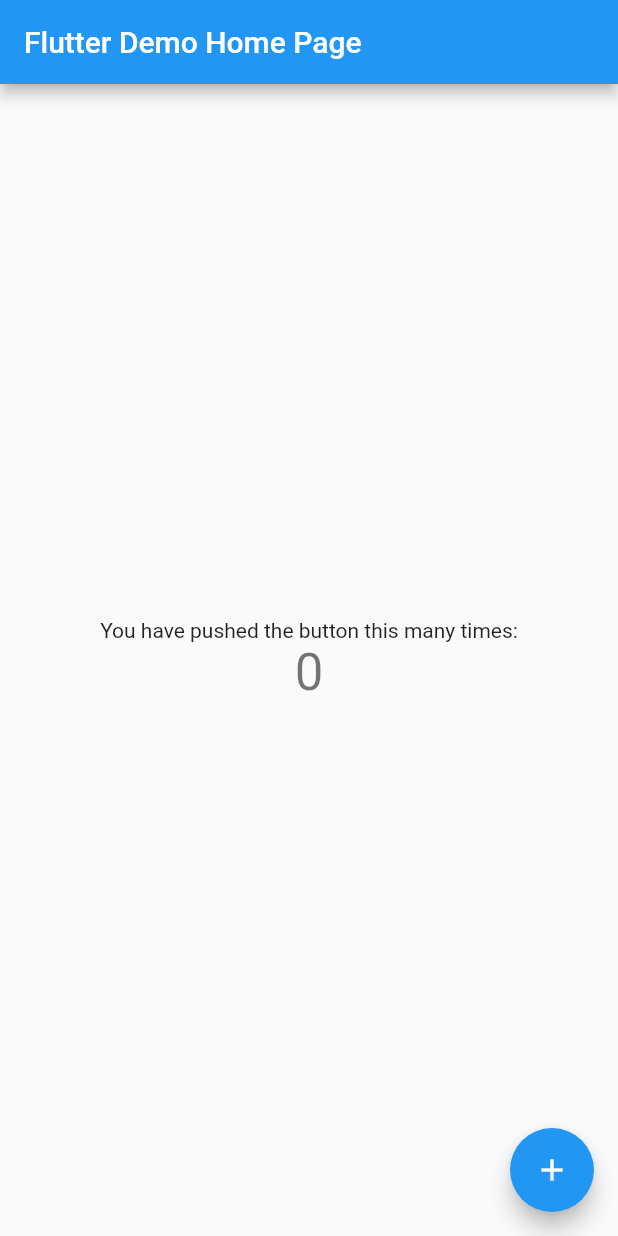
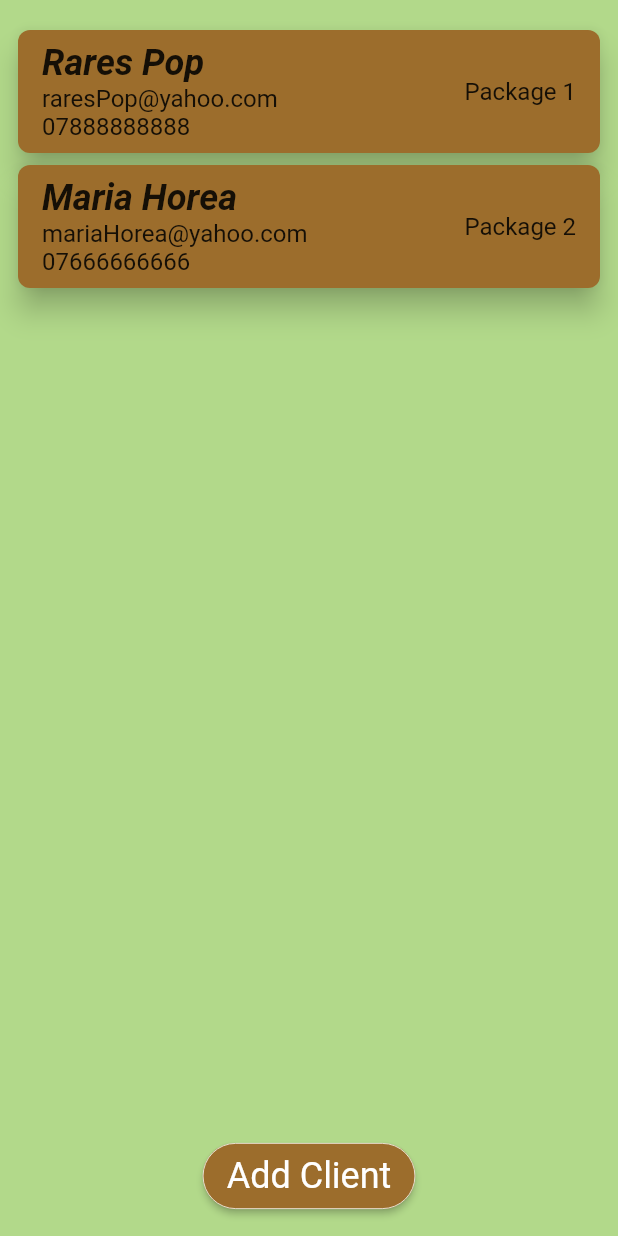
Before and after one commit to HCP05/MA, a Flutter app: the screen it shows after launch, on a phone screen of 412 x 824 dp. Run offline on Flutter 3.47's test engine with Material 2 defaults, Android fonts, the phone set to English and light mode, and no system bars.

```diff
--- /dev/null
+++ b/flutter_project/lib/core/client_class.dart
@@ -0,0 +1,61 @@
+class Client {
+  int id;
+  String name;
+  String email;
+  String phoneNumber;
+  String adress;
+  String package;
+
+  // constructor
+  Client({
+    required this.id,
+    required this.name,
+    required this.email,
+    required this.phoneNumber,
+    required this.adress,
+    required this.package,
+  });
+
+  copyWith({
+    String? name,
+    String? email,
+    String? phoneNumber,
+    String? adress,
+    String? package,
+  }) {
+    if (name != null) {
+      this.name = name;
+    }
+    if (email != null) {
+      this.email = email;
+    }
+    if (phoneNumber != null) {
+      this.phoneNumber = phoneNumber;
+    }
+    if (adress != null) {
+      this.adress = adress;
+    }
+    if (package != null) {
+      this.package = package;
+    }
+  }
+}
+
+List<Client> clients = [
+  Client(
+    id: 0,
+    name: 'Rares Pop',
+    email: 'raresPop@yahoo.com',
+    adress: 'Cluj-Napoca, str. Horea, no. 13',
+    phoneNumber: '07888888888',
+    package: 'Package 1',
+  ),
+  Client(
+    id: 1,
+    name: 'Maria Horea',
+    email: 'mariaHorea@yahoo.com',
+    adress: 'Cluj-Napoca, str. Horea, no. 31',
+    phoneNumber: '07666666666',
+    package: 'Package 2',
+  ),
+];
--- /dev/null
+++ b/flutter_project/lib/core/route_generator.dart
@@ -0,0 +1,23 @@
+import 'package:flutter/material.dart';
+
+import '../presentation/clients_list_screen.dart';
+import '../presentation/add_client_screen.dart';
+import '../presentation/client_details_screen.dart';
+
+Route<dynamic> routeGenerator(RouteSettings route) {
+  final dynamic args = route.arguments;
+
+  switch (route.name) {
+    case '/':
+      return MaterialPageRoute(
+        builder: (_) => const ClientsListScreen(),
+      );
+    case '/add_client_screen':
+      return MaterialPageRoute(builder: (_) => const AddClientScreen());
+    case '/client_detailes_screen':
+      return MaterialPageRoute(
+        builder: (_) => ClientDetailesScreen(client: args),
+      );
+  }
+  throw UnimplementedError();
+}
--- /dev/null
+++ b/flutter_project/lib/core/theme.dart
@@ -0,0 +1,46 @@
+import 'package:flutter/material.dart';
+
+ThemeData buildAppTheme() {
+  return ThemeData.light().copyWith(
+    primaryColor: const Color(0xFF9C6D2C),
+    scaffoldBackgroundColor: const Color(0xFFB2D98A),
+    elevatedButtonTheme: ElevatedButtonThemeData(
+      style: ButtonStyle(
+          shape: MaterialStateProperty.all<OutlinedBorder>(
+            const StadiumBorder(
+              side: BorderSide(
+                width: 0.5,
+                style: BorderStyle.solid,
+                color: Color(0xFFFFFFFF),
+              ),
+            ),
+          ),
+          textStyle: MaterialStateProperty.all<TextStyle>(
+            const TextStyle(
+              color: Color(0xFFFFFFFF),
+              fontSize: 24,
+            ),
+          ),
+          backgroundColor: MaterialStateProperty.all<Color>(
+            const Color(0xFF9C6D2C),
+          ),
+          padding: MaterialStateProperty.all<EdgeInsetsGeometry>(
+            const EdgeInsets.symmetric(horizontal: 16, vertical: 8),
+          )),
+    ),
+    inputDecorationTheme: InputDecorationTheme(
+      contentPadding:
+      const EdgeInsets.symmetric(vertical: 8.0, horizontal: 16.0),
+      floatingLabelStyle: const TextStyle(color: Color(0xFF9C6D2C)),
+      border: OutlineInputBorder(
+        borderRadius: BorderRadius.circular(24.0),
+      ),
+      enabledBorder: OutlineInputBorder(
+        borderRadius: BorderRadius.circular(24.0),
+      ),
+      focusedBorder: OutlineInputBorder(
+        borderRadius: BorderRadius.circular(24.0),
+      ),
+    ),
+  );
+}
--- /dev/null
+++ b/flutter_project/lib/core/widgets/client_card.dart
@@ -0,0 +1,69 @@
+import 'package:flutter/material.dart';
+
+import '../client_class.dart';
+
+class ClientCard extends StatelessWidget {
+  const ClientCard({required this.client, Key? key}) : super(key: key);
+
+  final Client client;
+
+  @override
+  Widget build(BuildContext context) {
+    return Card(
+      elevation: 8,
+      color: Theme.of(context).primaryColor,
+      shape: RoundedRectangleBorder(
+        borderRadius: BorderRadius.circular(8),
+      ),
+      child: Padding(
+        padding: const EdgeInsets.symmetric(vertical: 8.0, horizontal: 16),
+        child: Row(
+          mainAxisAlignment: MainAxisAlignment.spaceBetween,
+          crossAxisAlignment: CrossAxisAlignment.center,
+          mainAxisSize: MainAxisSize.min,
+          children: [
+            Column(
+              mainAxisAlignment: MainAxisAlignment.start,
+              crossAxisAlignment: CrossAxisAlignment.start,
+              children: [
+                Text(
+                  client.name,
+                  textAlign: TextAlign.start,
+                  style: const TextStyle(
+                    fontSize: 24,
+                    fontWeight: FontWeight.bold,
+                    fontStyle: FontStyle.italic,
+                  ),
+                ),
+                Text(
+                  client.email,
+                  textAlign: TextAlign.start,
+                  style: const TextStyle(
+                    fontSize: 16,
+                    fontWeight: FontWeight.normal,
+                  ),
+                ),
+                Text(
+                  client.phoneNumber,
+                  textAlign: TextAlign.start,
+                  style: const TextStyle(
+                    fontSize: 16,
+                    fontWeight: FontWeight.normal,
+                  ),
+                ),
+              ],
+            ),
+            Text(
+              client.package,
+              textAlign: TextAlign.start,
+              style: const TextStyle(
+                fontSize: 16,
+                fontWeight: FontWeight.normal,
+              ),
+            ),
+          ],
+        ),
+      ),
+    );
+  }
+}
--- a/flutter_project/lib/main.dart
+++ b/flutter_project/lib/main.dart
@@ -1,4 +1,8 @@
+import 'package:flutter_project/core/theme.dart';
+import 'package:flutter_project/presentation/clients_list_screen.dart';
 import 'package:flutter/material.dart';
+
+import './core/route_generator.dart';
 
 void main() {
   runApp(const MyApp());
@@ -7,109 +11,13 @@ void main() {
 class MyApp extends StatelessWidget {
   const MyApp({Key? key}) : super(key: key);
 
-  // This widget is the root of your application.
   @override
   Widget build(BuildContext context) {
     return MaterialApp(
-      title: 'Flutter Demo',
-      theme: ThemeData(
-        // This is the theme of your application.
-        //
-        // Try running your application with "flutter run". You'll see the
-        // application has a blue toolbar. Then, without quitting the app, try
-        // changing the primarySwatch below to Colors.green and then invoke
-        // "hot reload" (press "r" in the console where you ran "flutter run",
-        // or simply save your changes to "hot reload" in a Flutter IDE).
-        // Notice that the counter didn't reset back to zero; the application
-        // is not restarted.
-        primarySwatch: Colors.blue,
-      ),
-      home: const MyHomePage(title: 'Flutter Demo Home Page'),
+      title: 'Happy Clients',
+      theme: buildAppTheme(),
+      home: const ClientsListScreen(),
+      onGenerateRoute: routeGenerator,
     );
   }
 }
-
-class MyHomePage extends StatefulWidget {
-  const MyHomePage({Key? key, required this.title}) : super(key: key);
-
-  // This widget is the home page of your application. It is stateful, meaning
-  // that it has a State object (defined below) that contains fields that affect
-  // how it looks.
-
-  // This class is the configuration for the state. It holds the values (in this
-  // case the title) provided by the parent (in this case the App widget) and
-  // used by the build method of the State. Fields in a Widget subclass are
-  // always marked "final".
-
-  final String title;
-
-  @override
-  State<MyHomePage> createState() => _MyHomePageState();
-}
-
-class _MyHomePageState extends State<MyHomePage> {
-  int _counter = 0;
-
-  void _incrementCounter() {
-    setState(() {
-      // This call to setState tells the Flutter framework that something has
-      // changed in this State, which causes it to rerun the build method below
-      // so that the display can reflect the updated values. If we changed
-      // _counter without calling setState(), then the build method would not be
-      // called again, and so nothing would appear to happen.
-      _counter++;
-    });
-  }
-
-  @override
-  Widget build(BuildContext context) {
-    // This method is rerun every time setState is called, for instance as done
-    // by the _incrementCounter method above.
-    //
-    // The Flutter framework has been optimized to make rerunning build methods
-    // fast, so that you can just rebuild anything that needs updating rather
-    // than having to individually change instances of widgets.
-    return Scaffold(
-      appBar: AppBar(
-        // Here we take the value from the MyHomePage object that was created by
-        // the App.build method, and use it to set our appbar title.
-        title: Text(widget.title),
-      ),
-      body: Center(
-        // Center is a layout widget. It takes a single child and positions it
-        // in the middle of the parent.
-        child: Column(
-          // Column is also a layout widget. It takes a list of children and
-          // arranges them vertically. By default, it sizes itself to fit its
-          // children horizontally, and tries to be as tall as its parent.
-          //
-          // Invoke "debug painting" (press "p" in the console, choose the
-          // "Toggle Debug Paint" action from the Flutter Inspector in Android
-          // Studio, or the "Toggle Debug Paint" command in Visual Studio Code)
-          // to see the wireframe for each widget.
-          //
-          // Column has various properties to control how it sizes itself and
-          // how it positions its children. Here we use mainAxisAlignment to
-          // center the children vertically; the main axis here is the vertical
-          // axis because Columns are vertical (the cross axis would be
-          // horizontal).
-          mainAxisAlignment: MainAxisAlignment.center,
-          children: <Widget>[
-            const Text(
-              'You have pushed the button this many times:',
-            ),
-            Text(
-              '$_counter',
-              style: Theme.of(context).textTheme.headline4,
-            ),
-          ],
-        ),
-      ),
-      floatingActionButton: FloatingActionButton(
-        onPressed: _incrementCounter,
-        tooltip: 'Increment',
-        child: const Icon(Icons.add),
-      ), // This trailing comma makes auto-formatting nicer for build methods.
-    );
-  }
-}
--- /dev/null
+++ b/flutter_project/lib/presentation/clients_list_screen.dart
@@ -0,0 +1,54 @@
+import 'package:flutter/material.dart';
+
+import '../core/widgets/client_card.dart';
+import '../core/client_class.dart';
+
+class ClientsListScreen extends StatefulWidget {
+  const ClientsListScreen({Key? key}) : super(key: key);
+
+  @override
+  State<ClientsListScreen> createState() => _ClientsListScreenState();
+}
+
+class _ClientsListScreenState extends State<ClientsListScreen> {
+  @override
+  Widget build(BuildContext context) {
+    return Scaffold(
+      floatingActionButton: ElevatedButton(
+        child: const Text(
+          'Add Client',
+        ),
+        onPressed: () {
+          Navigator.pushNamed(context, '/add_client_screen');
+        },
+      ),
+      floatingActionButtonLocation: FloatingActionButtonLocation.centerFloat,
+      body: SafeArea(
+        child: SingleChildScrollView(
+          child: SizedBox(
+            width: MediaQuery.of(context).size.width,
+            height: MediaQuery.of(context).size.height,
+            child: Padding(
+              padding: const EdgeInsets.symmetric(horizontal: 8, vertical: 16),
+              child: ListView.builder(
+                itemCount: clients.length,
+                itemBuilder: (BuildContext context, int index) {
+                  return InkWell(
+                    child: ClientCard(client: clients[index]),
+                    onTap: () {
+                      Navigator.pushNamed(
+                        context,
+                        '/client_detailes_screen',
+                        arguments: clients[index],
+                      );
+                    },
+                  );
+                },
+              ),
+            ),
+          ),
+        ),
+      ),
+    );
+  }
+}
```
Also changed, not shown: flutter_project/lib/core/widgets/show_message.dart (added, +25 -0 lines), flutter_project/lib/presentation/add_client_screen.dart (added, +131 -0 lines), flutter_project/lib/presentation/client_details_screen.dart (added, +134 -0 lines).
